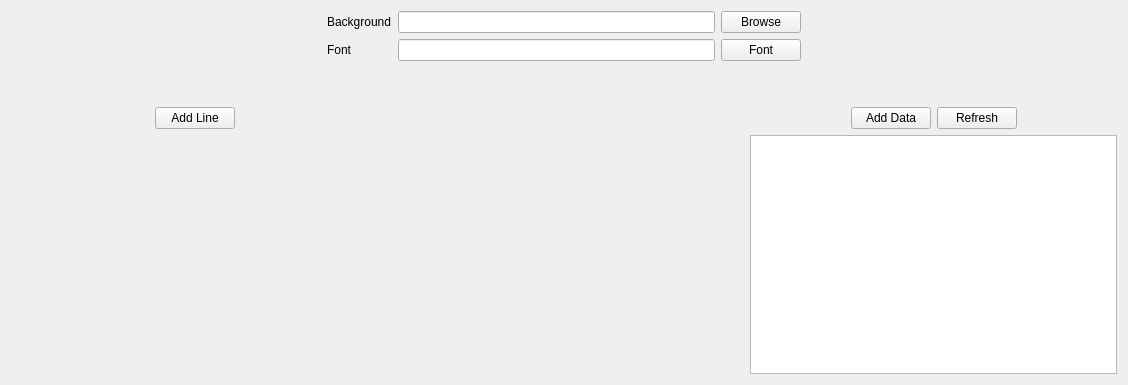
First picture: the form in Hardware Monitor Applet/GUI/NormalScreenWidget.ui, repository jimmyd-be/Hardware-Monitor-Applet, before the edit.
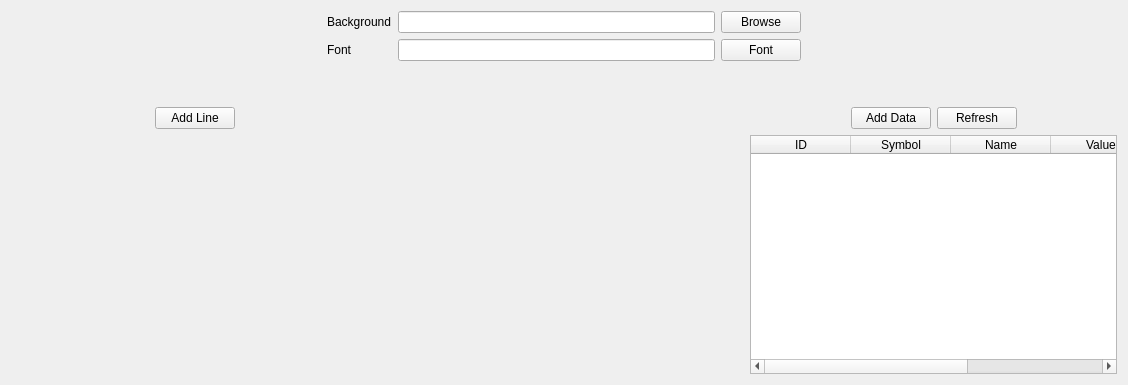
Second picture: the form after the edit.

Commit message: Add data on line is now possible

```diff
--- a/Hardware Monitor Applet/GUI/NormalScreenWidget.ui
+++ b/Hardware Monitor Applet/GUI/NormalScreenWidget.ui
@@ -239,7 +239,33 @@
         </layout>
        </item>
        <item>
-        <widget class="QTableWidget" name="tableWidget"/>
+        <widget class="QTableWidget" name="dataTableWidget">
+         <column>
+          <property name="text">
+           <string>ID</string>
+          </property>
+         </column>
+         <column>
+          <property name="text">
+           <string>Symbol</string>
+          </property>
+         </column>
+         <column>
+          <property name="text">
+           <string>Name</string>
+          </property>
+         </column>
+         <column>
+          <property name="text">
+           <string>Value</string>
+          </property>
+         </column>
+         <column>
+          <property name="text">
+           <string>System</string>
+          </property>
+         </column>
+        </widget>
        </item>
       </layout>
      </item>
```
The commit also changes 14 other files.
